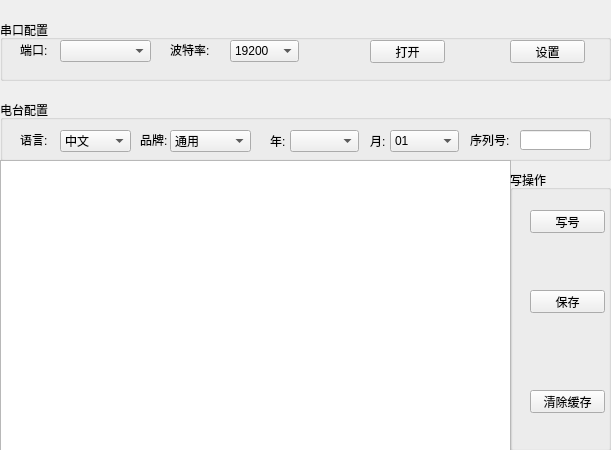
lemonvv/qtRadioSerial, file widget.ui: the form before one commit.
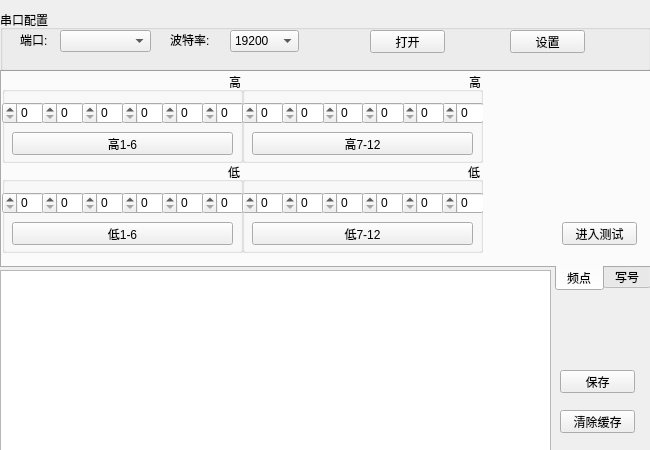
The form after the commit.

Commit message: 12-31 可以对超级电台写号和手动更改功率

```diff
--- a/widget.ui
+++ b/widget.ui
@@ -6,7 +6,7 @@
    <rect>
     <x>0</x>
     <y>0</y>
-    <width>611</width>
+    <width>650</width>
     <height>450</height>
    </rect>
   </property>
@@ -19,124 +19,47 @@
   <property name="windowTitle">
    <string>Widget</string>
   </property>
-  <widget class="QGroupBox" name="groupBox">
+  <widget class="QTabWidget" name="tabWidget">
    <property name="geometry">
     <rect>
      <x>0</x>
-     <y>20</y>
-     <width>611</width>
-     <height>61</height>
+     <y>70</y>
+     <width>651</width>
+     <height>221</height>
     </rect>
    </property>
-   <property name="minimumSize">
+   <property name="layoutDirection">
+    <enum>Qt::RightToLeft</enum>
+   </property>
+   <property name="tabPosition">
+    <enum>QTabWidget::South</enum>
+   </property>
+   <property name="tabShape">
+    <enum>QTabWidget::Rounded</enum>
+   </property>
+   <property name="currentIndex">
+    <number>1</number>
+   </property>
+   <property name="iconSize">
     <size>
-     <width>611</width>
-     <height>61</height>
+     <width>16</width>
+     <height>16</height>
     </size>
    </property>
-   <property name="title">
-    <string>串口配置</string>
+   <property name="elideMode">
+    <enum>Qt::ElideNone</enum>
    </property>
-   <widget class="QComboBox" name="comboBox_serialPort">
-    <property name="geometry">
-     <rect>
-      <x>60</x>
-      <y>20</y>
-      <width>91</width>
-      <height>22</height>
-     </rect>
-    </property>
-   </widget>
-   <widget class="QComboBox" name="comboBox_serialBaud">
-    <property name="geometry">
-     <rect>
-      <x>230</x>
-      <y>20</y>
-      <width>69</width>
-      <height>22</height>
-     </rect>
-    </property>
-    <item>
-     <property name="text">
-      <string>19200</string>
-     </property>
-    </item>
-    <item>
-     <property name="text">
-      <string>9600</string>
-     </property>
-    </item>
-    <item>
-     <property name="text">
-      <string>38400</string>
-     </property>
-    </item>
-    <item>
-     <property name="text">
-      <string>115200</string>
-     </property>
-    </item>
-   </widget>
-   <widget class="QPushButton" name="pushButton_openSerial">
-    <property name="geometry">
-     <rect>
-      <x>370</x>
-      <y>20</y>
-      <width>75</width>
-      <height>23</height>
-     </rect>
-    </property>
-    <property name="text">
-     <string>打开</string>
-    </property>
-   </widget>
-   <widget class="QPushButton" name="pushButton_radioConfig">
-    <property name="geometry">
-     <rect>
-      <x>510</x>
-      <y>20</y>
-      <width>75</width>
-      <height>23</height>
-     </rect>
-    </property>
-    <property name="text">
-     <string>设置</string>
-    </property>
-   </widget>
-   <widget class="QLabel" name="label">
-    <property name="geometry">
-     <rect>
-      <x>20</x>
-      <y>20</y>
-      <width>31</width>
-      <height>20</height>
-     </rect>
-    </property>
-    <property name="text">
-     <string>端口:</string>
-    </property>
-   </widget>
-   <widget class="QLabel" name="label_2">
-    <property name="geometry">
-     <rect>
-      <x>170</x>
-      <y>20</y>
-      <width>51</width>
-      <height>20</height>
-     </rect>
-    </property>
-    <property name="text">
-     <string>波特率:</string>
-    </property>
-   </widget>
-  </widget>
+   <widget class="QWidget" name="tab">
+    <attribute name="title">
+     <string>写号</string>
+    </attribute>
   <widget class="QGroupBox" name="groupBox_2">
    <property name="geometry">
     <rect>
      <x>0</x>
-     <y>100</y>
-     <width>611</width>
-     <height>61</height>
+       <y>20</y>
+       <width>651</width>
+       <height>81</height>
     </rect>
    </property>
    <property name="minimumSize">
@@ -369,45 +292,499 @@
     </property>
    </widget>
   </widget>
-  <widget class="QTextBrowser" name="textBrowser_serialRxBuf">
+    <widget class="QPushButton" name="pushButton_radioWriteNumber">
    <property name="geometry">
     <rect>
+       <x>560</x>
+       <y>130</y>
+       <width>75</width>
+       <height>23</height>
+      </rect>
+     </property>
+     <property name="text">
+      <string>写号</string>
+     </property>
+    </widget>
+   </widget>
+   <widget class="QWidget" name="Tab2">
+    <attribute name="title">
+     <string>频点</string>
+    </attribute>
+    <widget class="QGroupBox" name="groupBox_4">
+     <property name="geometry">
+      <rect>
      <x>0</x>
-     <y>160</y>
-     <width>511</width>
-     <height>291</height>
+       <y>0</y>
+       <width>241</width>
+       <height>91</height>
+      </rect>
+     </property>
+     <property name="title">
+      <string>高</string>
+     </property>
+     <widget class="QSpinBox" name="spinBox_h_1">
+      <property name="geometry">
+       <rect>
+        <x>0</x>
+        <y>30</y>
+        <width>42</width>
+        <height>22</height>
+       </rect>
+      </property>
+     </widget>
+     <widget class="QSpinBox" name="spinBox_h_2">
+      <property name="geometry">
+       <rect>
+        <x>40</x>
+        <y>30</y>
+        <width>42</width>
+        <height>22</height>
+       </rect>
+      </property>
+     </widget>
+     <widget class="QSpinBox" name="spinBox_h_3">
+      <property name="geometry">
+       <rect>
+        <x>80</x>
+        <y>30</y>
+        <width>42</width>
+        <height>22</height>
+       </rect>
+      </property>
+     </widget>
+     <widget class="QSpinBox" name="spinBox_h_4">
+      <property name="geometry">
+       <rect>
+        <x>120</x>
+        <y>30</y>
+        <width>42</width>
+        <height>22</height>
+       </rect>
+      </property>
+     </widget>
+     <widget class="QSpinBox" name="spinBox_h_5">
+      <property name="geometry">
+       <rect>
+        <x>160</x>
+        <y>30</y>
+        <width>42</width>
+        <height>22</height>
+       </rect>
+      </property>
+     </widget>
+     <widget class="QSpinBox" name="spinBox_h_6">
+      <property name="geometry">
+       <rect>
+        <x>200</x>
+        <y>30</y>
+        <width>42</width>
+        <height>22</height>
+       </rect>
+      </property>
+     </widget>
+     <widget class="QPushButton" name="pushButton_radioPwrHh">
+      <property name="geometry">
+       <rect>
+        <x>10</x>
+        <y>60</y>
+        <width>221</width>
+        <height>23</height>
+       </rect>
+      </property>
+      <property name="text">
+       <string>高1-6</string>
+      </property>
+     </widget>
+    </widget>
+    <widget class="QGroupBox" name="groupBox_5">
+     <property name="geometry">
+      <rect>
+       <x>0</x>
+       <y>90</y>
+       <width>241</width>
+       <height>91</height>
+      </rect>
+     </property>
+     <property name="title">
+      <string>低</string>
+     </property>
+     <widget class="QSpinBox" name="spinBox_l_1">
+      <property name="geometry">
+       <rect>
+        <x>0</x>
+        <y>30</y>
+        <width>42</width>
+        <height>22</height>
+       </rect>
+      </property>
+     </widget>
+     <widget class="QSpinBox" name="spinBox_l_2">
+      <property name="geometry">
+       <rect>
+        <x>40</x>
+        <y>30</y>
+        <width>42</width>
+        <height>22</height>
+       </rect>
+      </property>
+     </widget>
+     <widget class="QSpinBox" name="spinBox_l_3">
+      <property name="geometry">
+       <rect>
+        <x>80</x>
+        <y>30</y>
+        <width>42</width>
+        <height>22</height>
+       </rect>
+      </property>
+     </widget>
+     <widget class="QSpinBox" name="spinBox_l_4">
+      <property name="geometry">
+       <rect>
+        <x>120</x>
+        <y>30</y>
+        <width>42</width>
+        <height>22</height>
+       </rect>
+      </property>
+     </widget>
+     <widget class="QSpinBox" name="spinBox_l_5">
+      <property name="geometry">
+       <rect>
+        <x>160</x>
+        <y>30</y>
+        <width>42</width>
+        <height>22</height>
+       </rect>
+      </property>
+     </widget>
+     <widget class="QSpinBox" name="spinBox_l_6">
+      <property name="geometry">
+       <rect>
+        <x>200</x>
+        <y>30</y>
+        <width>42</width>
+        <height>22</height>
+       </rect>
+      </property>
+     </widget>
+     <widget class="QPushButton" name="pushButton_radioPwrLh">
+      <property name="geometry">
+       <rect>
+        <x>10</x>
+        <y>60</y>
+        <width>221</width>
+        <height>23</height>
+       </rect>
+      </property>
+      <property name="text">
+       <string>低1-6</string>
+      </property>
+     </widget>
+    </widget>
+    <widget class="QGroupBox" name="groupBox_6">
+     <property name="geometry">
+      <rect>
+       <x>240</x>
+       <y>0</y>
+       <width>241</width>
+       <height>91</height>
+      </rect>
+     </property>
+     <property name="title">
+      <string>高</string>
+     </property>
+     <widget class="QSpinBox" name="spinBox_h_12">
+      <property name="geometry">
+       <rect>
+        <x>200</x>
+        <y>30</y>
+        <width>42</width>
+        <height>22</height>
+       </rect>
+      </property>
+     </widget>
+     <widget class="QSpinBox" name="spinBox_h_7">
+      <property name="geometry">
+       <rect>
+        <x>0</x>
+        <y>30</y>
+        <width>42</width>
+        <height>22</height>
+       </rect>
+      </property>
+     </widget>
+     <widget class="QSpinBox" name="spinBox_h_9">
+      <property name="geometry">
+       <rect>
+        <x>80</x>
+        <y>30</y>
+        <width>42</width>
+        <height>22</height>
+       </rect>
+      </property>
+     </widget>
+     <widget class="QSpinBox" name="spinBox_h_11">
+      <property name="geometry">
+       <rect>
+        <x>160</x>
+        <y>30</y>
+        <width>42</width>
+        <height>22</height>
+       </rect>
+      </property>
+     </widget>
+     <widget class="QSpinBox" name="spinBox_h_10">
+      <property name="geometry">
+       <rect>
+        <x>120</x>
+        <y>30</y>
+        <width>42</width>
+        <height>22</height>
+       </rect>
+      </property>
+     </widget>
+     <widget class="QSpinBox" name="spinBox_h_8">
+      <property name="geometry">
+       <rect>
+        <x>40</x>
+        <y>30</y>
+        <width>42</width>
+        <height>22</height>
+       </rect>
+      </property>
+     </widget>
+     <widget class="QPushButton" name="pushButton_radioPwrHl">
+      <property name="geometry">
+       <rect>
+        <x>10</x>
+        <y>60</y>
+        <width>221</width>
+        <height>23</height>
+       </rect>
+      </property>
+      <property name="text">
+       <string>高7-12</string>
+      </property>
+     </widget>
+    </widget>
+    <widget class="QGroupBox" name="groupBox_7">
+     <property name="geometry">
+      <rect>
+       <x>240</x>
+       <y>90</y>
+       <width>241</width>
+       <height>91</height>
+      </rect>
+     </property>
+     <property name="title">
+      <string>低</string>
+     </property>
+     <widget class="QSpinBox" name="spinBox_l_7">
+      <property name="geometry">
+       <rect>
+        <x>0</x>
+        <y>30</y>
+        <width>42</width>
+        <height>22</height>
+       </rect>
+      </property>
+     </widget>
+     <widget class="QSpinBox" name="spinBox_l_8">
+      <property name="geometry">
+       <rect>
+        <x>40</x>
+        <y>30</y>
+        <width>42</width>
+        <height>22</height>
+       </rect>
+      </property>
+     </widget>
+     <widget class="QSpinBox" name="spinBox_l_9">
+      <property name="geometry">
+       <rect>
+        <x>80</x>
+        <y>30</y>
+        <width>42</width>
+        <height>22</height>
+       </rect>
+      </property>
+     </widget>
+     <widget class="QSpinBox" name="spinBox_l_10">
+      <property name="geometry">
+       <rect>
+        <x>120</x>
+        <y>30</y>
+        <width>42</width>
+        <height>22</height>
+       </rect>
+      </property>
+     </widget>
+     <widget class="QSpinBox" name="spinBox_l_11">
+      <property name="geometry">
+       <rect>
+        <x>160</x>
+        <y>30</y>
+        <width>42</width>
+        <height>22</height>
+       </rect>
+      </property>
+     </widget>
+     <widget class="QSpinBox" name="spinBox_l_12">
+      <property name="geometry">
+       <rect>
+        <x>200</x>
+        <y>30</y>
+        <width>42</width>
+        <height>22</height>
+       </rect>
+      </property>
+     </widget>
+     <widget class="QPushButton" name="pushButton_radioPwrLl">
+      <property name="geometry">
+       <rect>
+        <x>10</x>
+        <y>60</y>
+        <width>221</width>
+        <height>23</height>
+       </rect>
+      </property>
+      <property name="text">
+       <string>低7-12</string>
+      </property>
+     </widget>
+    </widget>
+    <widget class="QPushButton" name="pushButton_radioTestMode">
+     <property name="geometry">
+      <rect>
+       <x>560</x>
+       <y>150</y>
+       <width>75</width>
+       <height>23</height>
+      </rect>
+     </property>
+     <property name="text">
+      <string>进入测试</string>
+     </property>
+    </widget>
+   </widget>
+  </widget>
+  <widget class="QGroupBox" name="groupBox">
+   <property name="geometry">
+    <rect>
+     <x>0</x>
+     <y>10</y>
+     <width>651</width>
+     <height>61</height>
     </rect>
    </property>
    <property name="minimumSize">
     <size>
-     <width>511</width>
-     <height>291</height>
+     <width>611</width>
+     <height>61</height>
     </size>
    </property>
-  </widget>
-  <widget class="QGroupBox" name="groupBox_3">
+   <property name="title">
+    <string>串口配置</string>
+   </property>
+   <widget class="QComboBox" name="comboBox_serialPort">
+    <property name="geometry">
+     <rect>
+      <x>60</x>
+      <y>20</y>
+      <width>91</width>
+      <height>22</height>
+     </rect>
+    </property>
+   </widget>
+   <widget class="QComboBox" name="comboBox_serialBaud">
+    <property name="geometry">
+     <rect>
+      <x>230</x>
+      <y>20</y>
+      <width>69</width>
+      <height>22</height>
+     </rect>
+    </property>
+    <item>
+     <property name="text">
+      <string>19200</string>
+     </property>
+    </item>
+    <item>
+     <property name="text">
+      <string>9600</string>
+     </property>
+    </item>
+    <item>
+     <property name="text">
+      <string>38400</string>
+     </property>
+    </item>
+    <item>
+     <property name="text">
+      <string>115200</string>
+     </property>
+    </item>
+   </widget>
+   <widget class="QPushButton" name="pushButton_openSerial">
+    <property name="geometry">
+     <rect>
+      <x>370</x>
+      <y>20</y>
+      <width>75</width>
+      <height>23</height>
+     </rect>
+    </property>
+    <property name="text">
+     <string>打开</string>
+    </property>
+   </widget>
+   <widget class="QPushButton" name="pushButton_radioConfig">
    <property name="geometry">
     <rect>
      <x>510</x>
-     <y>170</y>
-     <width>101</width>
-     <height>281</height>
-    </rect>
-   </property>
-   <property name="minimumSize">
-    <size>
-     <width>101</width>
-     <height>281</height>
-    </size>
-   </property>
-   <property name="title">
-    <string>写操作</string>
-   </property>
+      <y>20</y>
+      <width>75</width>
+      <height>23</height>
+     </rect>
+    </property>
+    <property name="text">
+     <string>设置</string>
+    </property>
+   </widget>
+   <widget class="QLabel" name="label">
+    <property name="geometry">
+     <rect>
+      <x>20</x>
+      <y>20</y>
+      <width>31</width>
+      <height>20</height>
+     </rect>
+    </property>
+    <property name="text">
+     <string>端口:</string>
+    </property>
+   </widget>
+   <widget class="QLabel" name="label_2">
+    <property name="geometry">
+     <rect>
+      <x>170</x>
+      <y>20</y>
+      <width>51</width>
+      <height>20</height>
+     </rect>
+    </property>
+    <property name="text">
+     <string>波特率:</string>
+    </property>
+   </widget>
+  </widget>
    <widget class="QPushButton" name="pushButton_cleanRecv">
     <property name="geometry">
      <rect>
-      <x>20</x>
-      <y>220</y>
+     <x>560</x>
+     <y>410</y>
       <width>75</width>
       <height>23</height>
      </rect>
@@ -416,24 +793,11 @@
      <string>清除缓存</string>
     </property>
    </widget>
-   <widget class="QPushButton" name="pushButton_radioWriteNumber">
-    <property name="geometry">
-     <rect>
-      <x>20</x>
-      <y>40</y>
-      <width>75</width>
-      <height>23</height>
-     </rect>
-    </property>
-    <property name="text">
-     <string>写号</string>
-    </property>
-   </widget>
    <widget class="QPushButton" name="pushButton_radioSave">
     <property name="geometry">
      <rect>
-      <x>20</x>
-      <y>120</y>
+     <x>560</x>
+     <y>370</y>
       <width>75</width>
       <height>23</height>
      </rect>
@@ -442,6 +806,21 @@
      <string>保存</string>
     </property>
    </widget>
+  <widget class="QTextBrowser" name="textBrowser_serialRxBuf">
+   <property name="geometry">
+    <rect>
+     <x>0</x>
+     <y>270</y>
+     <width>551</width>
+     <height>181</height>
+    </rect>
+   </property>
+   <property name="minimumSize">
+    <size>
+     <width>0</width>
+     <height>0</height>
+    </size>
+   </property>
   </widget>
  </widget>
  <layoutdefault spacing="6" margin="11"/>
```
Lines whose indentation alone changed are shown as unchanged. The commit also changes 5 other files.
